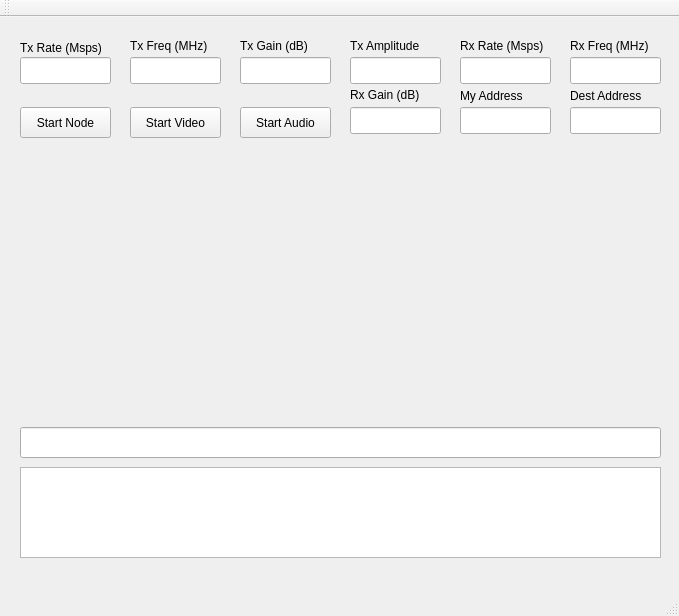
First picture: the form in mainwindow.ui, repository vlenircissrma/CogWave, before the edit.
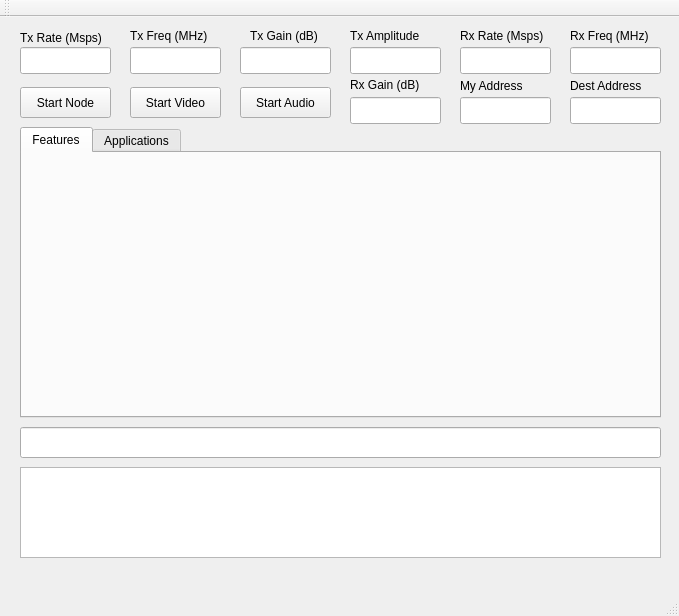
Second picture: the form after the edit. Custom widgets are drawn as their Qt base class.

Commit message: Spectrum and constellation features added to the GUI.

The edit to the form file:
```diff
--- a/mainwindow.ui
+++ b/mainwindow.ui
@@ -18,7 +18,7 @@
     <property name="geometry">
      <rect>
       <x>130</x>
-      <y>40</y>
+      <y>30</y>
       <width>91</width>
       <height>27</height>
      </rect>
@@ -28,27 +28,17 @@
     <property name="geometry">
      <rect>
       <x>20</x>
-      <y>40</y>
+      <y>30</y>
       <width>91</width>
       <height>27</height>
      </rect>
     </property>
    </widget>
-   <widget class="QWidget" name="widget" native="true">
-    <property name="geometry">
-     <rect>
-      <x>20</x>
-      <y>130</y>
-      <width>311</width>
-      <height>271</height>
-     </rect>
-    </property>
-   </widget>
    <widget class="QLabel" name="label_4">
     <property name="geometry">
      <rect>
       <x>460</x>
-      <y>20</y>
+      <y>10</y>
       <width>101</width>
       <height>17</height>
      </rect>
@@ -61,7 +51,7 @@
     <property name="geometry">
      <rect>
       <x>130</x>
-      <y>20</y>
+      <y>10</y>
       <width>91</width>
       <height>17</height>
      </rect>
@@ -74,7 +64,7 @@
     <property name="geometry">
      <rect>
       <x>460</x>
-      <y>70</y>
+      <y>60</y>
       <width>81</width>
       <height>17</height>
      </rect>
@@ -87,7 +77,7 @@
     <property name="geometry">
      <rect>
       <x>570</x>
-      <y>20</y>
+      <y>10</y>
       <width>101</width>
       <height>17</height>
      </rect>
@@ -100,7 +90,7 @@
     <property name="geometry">
      <rect>
       <x>240</x>
-      <y>40</y>
+      <y>30</y>
       <width>91</width>
       <height>27</height>
      </rect>
@@ -110,7 +100,7 @@
     <property name="geometry">
      <rect>
       <x>460</x>
-      <y>40</y>
+      <y>30</y>
       <width>91</width>
       <height>27</height>
      </rect>
@@ -130,7 +120,7 @@
     <property name="geometry">
      <rect>
       <x>460</x>
-      <y>90</y>
+      <y>80</y>
       <width>91</width>
       <height>27</height>
      </rect>
@@ -140,7 +130,7 @@
     <property name="geometry">
      <rect>
       <x>350</x>
-      <y>70</y>
+      <y>60</y>
       <width>91</width>
       <height>16</height>
      </rect>
@@ -153,7 +143,7 @@
     <property name="geometry">
      <rect>
       <x>350</x>
-      <y>90</y>
+      <y>80</y>
       <width>91</width>
       <height>27</height>
      </rect>
@@ -163,7 +153,7 @@
     <property name="geometry">
      <rect>
       <x>570</x>
-      <y>40</y>
+      <y>30</y>
       <width>91</width>
       <height>27</height>
      </rect>
@@ -173,7 +163,7 @@
     <property name="geometry">
      <rect>
       <x>570</x>
-      <y>90</y>
+      <y>80</y>
       <width>91</width>
       <height>27</height>
      </rect>
@@ -183,7 +173,7 @@
     <property name="geometry">
      <rect>
       <x>130</x>
-      <y>90</y>
+      <y>70</y>
       <width>91</width>
       <height>31</height>
      </rect>
@@ -206,7 +196,7 @@
     <property name="geometry">
      <rect>
       <x>20</x>
-      <y>20</y>
+      <y>10</y>
       <width>101</width>
       <height>21</height>
      </rect>
@@ -219,7 +209,7 @@
     <property name="geometry">
      <rect>
       <x>350</x>
-      <y>20</y>
+      <y>10</y>
       <width>91</width>
       <height>17</height>
      </rect>
@@ -232,7 +222,7 @@
     <property name="geometry">
      <rect>
       <x>20</x>
-      <y>90</y>
+      <y>70</y>
       <width>91</width>
       <height>31</height>
      </rect>
@@ -245,7 +235,7 @@
     <property name="geometry">
      <rect>
       <x>570</x>
-      <y>70</y>
+      <y>60</y>
       <width>91</width>
       <height>17</height>
      </rect>
@@ -257,8 +247,8 @@
    <widget class="QLabel" name="label_3">
     <property name="geometry">
      <rect>
-      <x>240</x>
-      <y>20</y>
+      <x>250</x>
+      <y>10</y>
       <width>91</width>
       <height>17</height>
      </rect>
@@ -267,21 +257,11 @@
      <string>Tx Gain (dB)</string>
     </property>
    </widget>
-   <widget class="QWidget" name="widget_2" native="true">
-    <property name="geometry">
-     <rect>
-      <x>350</x>
-      <y>130</y>
-      <width>311</width>
-      <height>271</height>
-     </rect>
-    </property>
-   </widget>
    <widget class="QLineEdit" name="lineEdit_5">
     <property name="geometry">
      <rect>
       <x>350</x>
-      <y>40</y>
+      <y>30</y>
       <width>91</width>
       <height>27</height>
      </rect>
@@ -291,7 +271,7 @@
     <property name="geometry">
      <rect>
       <x>240</x>
-      <y>90</y>
+      <y>70</y>
       <width>91</width>
       <height>31</height>
      </rect>
@@ -300,6 +280,69 @@
      <string>Start Audio</string>
     </property>
    </widget>
+   <widget class="QTabWidget" name="tabWidget">
+    <property name="geometry">
+     <rect>
+      <x>20</x>
+      <y>110</y>
+      <width>641</width>
+      <height>291</height>
+     </rect>
+    </property>
+    <property name="currentIndex">
+     <number>0</number>
+    </property>
+    <widget class="QWidget" name="tab">
+     <attribute name="title">
+      <string>Features</string>
+     </attribute>
+     <widget class="QwtPlot" name="qwtPlot">
+      <property name="geometry">
+       <rect>
+        <x>0</x>
+        <y>0</y>
+        <width>381</width>
+        <height>261</height>
+       </rect>
+      </property>
+     </widget>
+     <widget class="QwtPlot" name="qwtPlot_2">
+      <property name="geometry">
+       <rect>
+        <x>380</x>
+        <y>0</y>
+        <width>261</width>
+        <height>261</height>
+       </rect>
+      </property>
+     </widget>
+    </widget>
+    <widget class="QWidget" name="tab_2">
+     <attribute name="title">
+      <string>Applications</string>
+     </attribute>
+     <widget class="QWidget" name="widget" native="true">
+      <property name="geometry">
+       <rect>
+        <x>0</x>
+        <y>0</y>
+        <width>319</width>
+        <height>261</height>
+       </rect>
+      </property>
+     </widget>
+     <widget class="QWidget" name="widget_2" native="true">
+      <property name="geometry">
+       <rect>
+        <x>320</x>
+        <y>0</y>
+        <width>319</width>
+        <height>261</height>
+       </rect>
+      </property>
+     </widget>
+    </widget>
+   </widget>
   </widget>
   <widget class="QMenuBar" name="menuBar">
    <property name="geometry">
@@ -322,6 +365,13 @@
   <widget class="QStatusBar" name="statusBar"/>
  </widget>
  <layoutdefault spacing="6" margin="11"/>
+ <customwidgets>
+  <customwidget>
+   <class>QwtPlot</class>
+   <extends>QFrame</extends>
+   <header>qwt_plot.h</header>
+  </customwidget>
+ </customwidgets>
  <resources/>
  <connections/>
 </ui>
```
Left out of the diff: 2 changed lines with no effect on the pictures. The commit also changes 9 other files.
